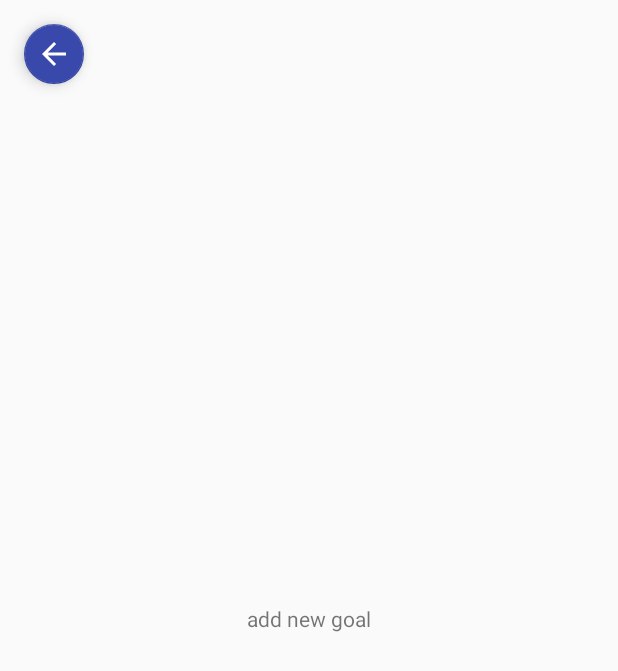
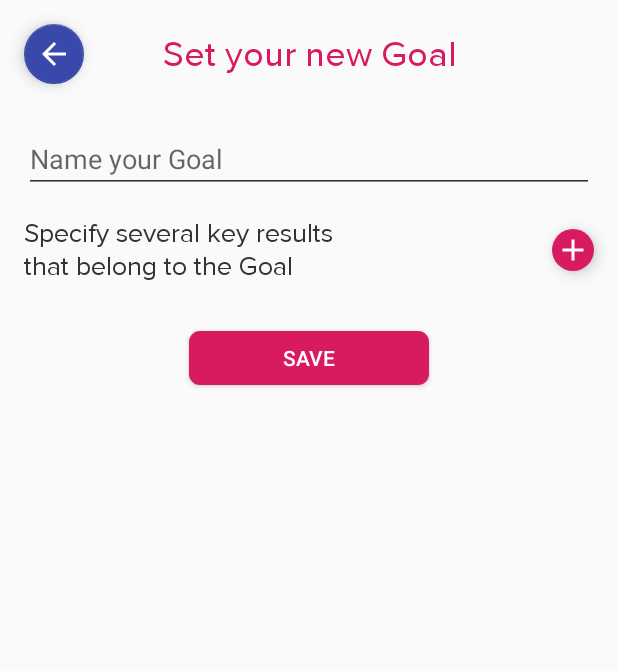
Before and after one commit to HannaYermakova/ToDoApp, an Android app: the AddGoalFragment screen opened through its navigation route, on a phone screen of 412 x 824 dp. Shown: the top 671 px of the screen. Run offline under Robolectric (Android 15) with nearby library versions, the phone set to English and light mode, and no system bars; our stand-ins replace Dagger/Hilt's generated code, data binding; libraries missing offline, so code that uses them is left out: com.facebook, com.facebook.appevents, com.facebook.login; 9 statements that could not run were skipped.

Commit message:
create AddGoalFragment UI

```diff
--- /dev/null
+++ b/app/src/main/res/drawable/regular_button_bg.xml
@@ -0,0 +1,12 @@
+<?xml version="1.0" encoding="utf-8"?>
+<ripple xmlns:android="http://schemas.android.com/apk/res/android" android:color="@color/color_ripple">
+    <item>
+        <shape android:shape="rectangle">
+            <solid android:color="@color/colorAccent" />
+            <size
+                android:width="@dimen/button_width"
+                android:height="@dimen/button_height" />
+            <corners android:radius="@dimen/button_corner_radius" />
+        </shape>
+    </item>
+</ripple>
--- /dev/null
+++ b/app/src/main/res/drawable/small_button_bg.xml
@@ -0,0 +1,11 @@
+<?xml version="1.0" encoding="utf-8"?>
+<ripple xmlns:android="http://schemas.android.com/apk/res/android" android:color="@color/color_ripple">
+    <item>
+        <shape android:shape="oval">
+            <solid android:color="@color/colorAccent" />
+            <size
+                android:width="@dimen/add_button_radius"
+                android:height="@dimen/add_button_radius" />
+        </shape>
+    </item>
+</ripple>
--- /dev/null
+++ b/app/src/main/res/font/proxima.xml
@@ -0,0 +1,11 @@
+<?xml version="1.0" encoding="utf-8"?>
+<font-family xmlns:android="http://schemas.android.com/apk/res/android">
+    <font
+        android:font="@font/proxima_nova_font"
+        android:fontStyle="normal"
+        android:fontWeight="400" />
+    <font
+        android:font="@font/proxima_nova_bold"
+        android:fontStyle="normal"
+        android:fontWeight="400" />
+</font-family>
--- a/app/src/main/res/layout/fragment_add_goal.xml
+++ b/app/src/main/res/layout/fragment_add_goal.xml
@@ -16,6 +16,7 @@
         tools:context=".ui.goal.AddGoalFragment">
 
         <com.google.android.material.floatingactionbutton.FloatingActionButton
+            android:id="@+id/fab"
             android:layout_width="wrap_content"
             android:layout_height="wrap_content"
             android:layout_margin="@dimen/margin_normal"
@@ -28,13 +29,74 @@
             app:srcCompat="@drawable/ic_baseline_arrow_back_24" />
 
         <TextView
+            android:id="@+id/title"
+            style="@style/TextTitle"
             android:layout_width="wrap_content"
             android:layout_height="wrap_content"
-            android:text="add new goal"
-            app:layout_constraintBottom_toBottomOf="parent"
+            android:text="@string/add_new_goal_title"
+            app:layout_constraintBottom_toBottomOf="@+id/fab"
             app:layout_constraintEnd_toEndOf="parent"
             app:layout_constraintStart_toStartOf="parent"
-            app:layout_constraintTop_toTopOf="parent" />
+            app:layout_constraintTop_toTopOf="@id/fab" />
+
+        <EditText
+            android:id="@+id/goal_title"
+            android:layout_width="match_parent"
+            android:layout_height="wrap_content"
+            android:layout_marginStart="@dimen/margin_normal"
+            android:layout_marginTop="@dimen/margin_large"
+            android:layout_marginEnd="@dimen/margin_normal"
+            android:hint="@string/enter_goal_title"
+            android:imeOptions="actionDone"
+            android:importantForAutofill="no"
+            android:inputType="text"
+            android:maxLines="5"
+            android:theme="@style/CustomEditTextStyle"
+            app:layout_constraintEnd_toEndOf="parent"
+            app:layout_constraintStart_toStartOf="parent"
+            app:layout_constraintTop_toBottomOf="@id/title" />
+
+        <TextView
+            android:id="@+id/key_result_title"
+            style="@style/TextRegular"
+            android:layout_width="wrap_content"
+            android:layout_height="wrap_content"
+            android:layout_marginStart="@dimen/margin_normal"
+            android:layout_marginTop="@dimen/margin_normal"
+            android:text="@string/add_key_results"
+            android:textAlignment="textStart"
+            app:layout_constraintStart_toStartOf="parent"
+            app:layout_constraintTop_toBottomOf="@id/goal_title" />
+
+        <ImageButton
+            android:id="@+id/add_button"
+            android:layout_width="@dimen/add_button_radius"
+            android:layout_height="@dimen/add_button_radius"
+            android:layout_margin="@dimen/margin_normal"
+            android:background="@drawable/small_button_bg"
+            android:elevation="@dimen/elevation_button"
+            android:src="@drawable/ic_baseline_add_24"
+            app:layout_constraintBottom_toBottomOf="@id/key_result_title"
+            app:layout_constraintEnd_toEndOf="parent"
+            app:layout_constraintTop_toTopOf="@id/key_result_title" />
+
+        <androidx.recyclerview.widget.RecyclerView
+            android:id="@+id/recycler_view"
+            android:layout_width="match_parent"
+            android:layout_height="wrap_content"
+            android:layout_margin="@dimen/margin_normal"
+            app:layout_constraintEnd_toEndOf="parent"
+            app:layout_constraintStart_toStartOf="parent"
+            app:layout_constraintTop_toBottomOf="@id/key_result_title" />
+
+        <Button
+            android:id="@+id/save_button"
+            style="@style/CustomButtonStyle"
+            android:layout_marginTop="@dimen/margin_normal"
+            android:text="@string/save_button"
+            app:layout_constraintEnd_toEndOf="parent"
+            app:layout_constraintStart_toStartOf="parent"
+            app:layout_constraintTop_toBottomOf="@id/recycler_view" />
 
     </androidx.constraintlayout.widget.ConstraintLayout>
 </layout>
--- a/app/src/main/res/values/colors.xml
+++ b/app/src/main/res/values/colors.xml
@@ -4,6 +4,9 @@
     <color name="colorPrimaryDark">#3700B3</color>
     <color name="colorAccent">#D81B60</color>
     <color name="color_white">#FFFFFF</color>
+    <color name="color_black">#000000</color>
     <color name="color_blue">#3949AB</color>
     <color name="color_default">#03DAC5</color>
+    <color name="color_grey">#333333</color>
+    <color name="color_ripple">#66E2E2E2</color>
 </resources>
--- a/app/src/main/res/values/dimens.xml
+++ b/app/src/main/res/values/dimens.xml
@@ -1,5 +1,14 @@
 <?xml version="1.0" encoding="utf-8"?>
 <resources>
     <dimen name="margin_normal">16dp</dimen>
+    <dimen name="margin_large">32dp</dimen>
     <dimen name="elevation_button">6dp</dimen>
+
+    <dimen name="title_text_size">24sp</dimen>
+    <dimen name="regular_text_size">18sp</dimen>
+
+    <dimen name="add_button_radius">28dp</dimen>
+    <dimen name="button_corner_radius">7dp</dimen>
+    <dimen name="button_width">160dp</dimen>
+    <dimen name="button_height">36dp</dimen>
 </resources>
--- a/app/src/main/res/values/strings.xml
+++ b/app/src/main/res/values/strings.xml
@@ -8,4 +8,8 @@
     <string name="title_steps">Steps</string>
     <string name="title_ideas">Ideas</string>
     <string name="add_new_goal_title">Set your new Goal</string>
+    <string name="add_new_goal_instruction">Add new goal and specify several key results that belong to that goal</string>
+    <string name="add_key_results">Specify several key results\nthat belong to the Goal</string>
+    <string name="save_button">Save</string>
+    <string name="enter_goal_title">Name your Goal</string>
 </resources>
--- a/app/src/main/res/values/styles.xml
+++ b/app/src/main/res/values/styles.xml
@@ -15,4 +15,31 @@
         <item name="android:textSize">11sp</item>
     </style>
 
+    <style name="CustomEditTextStyle" parent="Theme.AppCompat.Light.DarkActionBar">
+        <item name="colorControlNormal">@color/color_grey</item>
+        <item name="colorControlActivated">@color/color_blue</item>
+        <item name="colorControlHighlight">@color/color_blue</item>
+    </style>
+
+    <style name="CustomButtonStyle">
+        <item name="android:layout_width">@dimen/button_width</item>
+        <item name="android:layout_height">@dimen/button_height</item>
+        <item name="android:textColor">@color/color_white</item>
+        <item name="android:background">@drawable/regular_button_bg</item>
+    </style>
+
+    <style name="CustomTextStyle">
+        <item name="android:fontFamily">@font/proxima_nova_font</item>
+    </style>
+
+    <style name="TextRegular" parent="CustomTextStyle">
+        <item name="android:textSize">@dimen/regular_text_size</item>
+        <item name="android:textColor">@color/color_grey</item>
+    </style>
+
+    <style name="TextTitle" parent="CustomTextStyle">
+        <item name="android:textSize">@dimen/title_text_size</item>
+        <item name="android:textColor">@color/colorAccent</item>
+    </style>
+
 </resources>
```
Also changed, not shown: app/src/main/res/font/proxima_nova_bold.ttf (added), app/src/main/res/font/proxima_nova_font.ttf (added).
